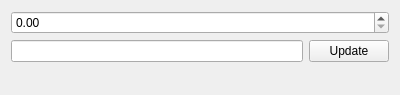
Qt form ui/MagnitudeSpinBoxTest.ui (MonroeQuantumNetworks/IonControl) before a commit.
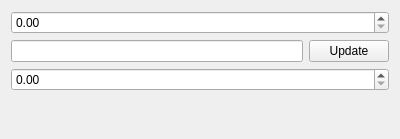
The same form after that commit. Custom widgets are drawn as their Qt base class.

Commit message: add drag and drop to Magnitude spin box

What changed in the file:
```diff
--- a/ui/MagnitudeSpinBoxTest.ui
+++ b/ui/MagnitudeSpinBoxTest.ui
@@ -7,7 +7,7 @@
     <x>0</x>
     <y>0</y>
     <width>400</width>
-    <height>95</height>
+    <height>139</height>
    </rect>
   </property>
   <property name="windowTitle">
@@ -31,6 +31,9 @@
      </item>
     </layout>
    </item>
+   <item>
+    <widget class="MagnitudeSpinBox" name="magnitudeSpinBox_2"/>
+   </item>
    <item>
     <spacer name="verticalSpacer">
      <property name="orientation">
```
Left out of the diff: 6 changed lines with no effect on the pictures. The commit also changes 1 other file.
